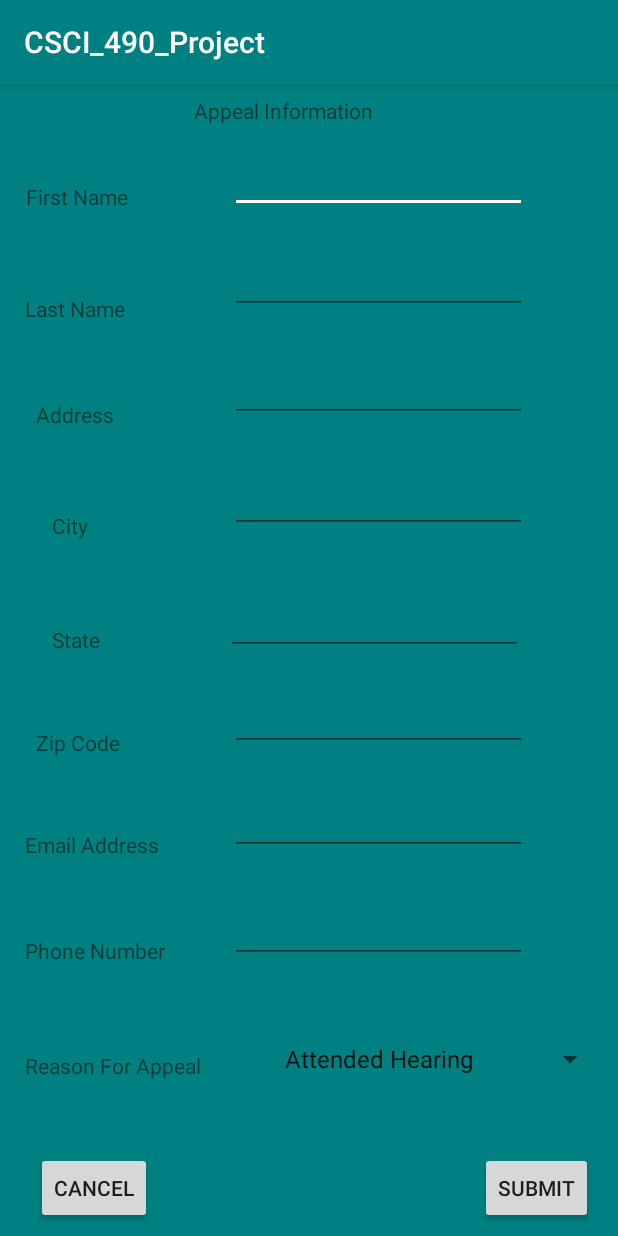
After one commit to BModlin1996/CSCI_490_Project, an Android app: the AppealActivity screen opened directly, with no data from a screen before it, on a phone screen of 412 x 824 dp. The commit adds this screen. Run offline under Robolectric (Android 15) with nearby library versions, the phone set to English and light mode, and no system bars.

Commit message:
Updated Appeal activity, strings and layout

```diff
--- a/app/src/main/AndroidManifest.xml
+++ b/app/src/main/AndroidManifest.xml
@@ -16,12 +16,11 @@
                 <category android:name="android.intent.category.LAUNCHER" />
             </intent-filter>
         </activity>
-
-
         <activity
             android:name=".CheckOutForm"
             android:label="@string/title_activity_check_out_form"
-            android:theme="@style/AppTheme.NoActionBar"/>
+            android:theme="@style/AppTheme.NoActionBar" />
+        <activity android:name=".AppealActivity"></activity>
     </application>
 
 </manifest>
--- /dev/null
+++ b/app/src/main/java/com/games/baileymodlin/csci_490_project/AppealActivity.java
@@ -0,0 +1,41 @@
+package com.games.baileymodlin.csci_490_project;
+
+import android.content.Intent;
+import android.support.v7.app.AppCompatActivity;
+import android.os.Bundle;
+import android.view.View;
+import android.widget.Spinner;
+
+public class AppealActivity extends AppCompatActivity {
+
+    @Override
+    protected void onCreate(Bundle savedInstanceState) {
+        super.onCreate(savedInstanceState);
+        setContentView(R.layout.activity_appeal);
+    }
+
+
+    public void onClickSubmit(View view){
+
+        Spinner reason = findViewById(R.id.reasonSpinner);
+
+        String wasSelected = String.valueOf(reason.getSelectedItem());
+
+
+        //This creates an intent to share between activities.
+        //Intent intent = new Intent(this, displayInfo.class);
+        //intent.putExtra("message", wasSelected);
+
+
+        //This sends the activity to the second activity.
+        //startActivity(intent);
+
+
+
+
+
+    }
+
+
+
+}
--- /dev/null
+++ b/app/src/main/res/layout/activity_appeal.xml
@@ -0,0 +1,355 @@
+<?xml version="1.0" encoding="utf-8"?>
+<android.support.constraint.ConstraintLayout xmlns:android="http://schemas.android.com/apk/res/android"
+    xmlns:app="http://schemas.android.com/apk/res-auto"
+    xmlns:tools="http://schemas.android.com/tools"
+    android:id="@+id/coordinatorLayout"
+    android:layout_width="match_parent"
+    android:layout_height="match_parent"
+    android:background="@color/colorPrimary"
+    tools:context=".AppealActivity">
+
+
+    <TextView
+        android:id="@+id/firstnameView"
+        android:layout_width="70dp"
+        android:layout_height="22dp"
+        android:layout_marginBottom="8dp"
+        android:layout_marginTop="16dp"
+        android:text="@string/nameFirst"
+        app:layout_constraintBottom_toBottomOf="parent"
+        app:layout_constraintEnd_toEndOf="parent"
+        app:layout_constraintHorizontal_bias="0.05"
+        app:layout_constraintStart_toStartOf="parent"
+        app:layout_constraintTop_toTopOf="parent"
+        app:layout_constraintVertical_bias="0.068" />
+
+    <TextView
+        android:id="@+id/lastNameView"
+        android:layout_width="wrap_content"
+        android:layout_height="wrap_content"
+        android:layout_marginBottom="8dp"
+        android:layout_marginEnd="8dp"
+        android:layout_marginStart="8dp"
+        android:layout_marginTop="8dp"
+        android:text="@string/nameLast"
+        app:layout_constraintBottom_toBottomOf="parent"
+        app:layout_constraintEnd_toEndOf="parent"
+        app:layout_constraintHorizontal_bias="0.026"
+        app:layout_constraintStart_toStartOf="parent"
+        app:layout_constraintTop_toTopOf="parent"
+        app:layout_constraintVertical_bias="0.18" />
+
+    <TextView
+        android:id="@+id/addressView"
+        android:layout_width="wrap_content"
+        android:layout_height="wrap_content"
+        android:layout_marginBottom="8dp"
+        android:layout_marginEnd="8dp"
+        android:layout_marginStart="8dp"
+        android:layout_marginTop="8dp"
+        android:text="@string/address"
+        app:layout_constraintBottom_toBottomOf="parent"
+        app:layout_constraintEnd_toEndOf="parent"
+        app:layout_constraintHorizontal_bias="0.047"
+        app:layout_constraintStart_toStartOf="parent"
+        app:layout_constraintTop_toTopOf="parent"
+        app:layout_constraintVertical_bias="0.277" />
+
+    <TextView
+        android:id="@+id/cityView"
+        android:layout_width="wrap_content"
+        android:layout_height="wrap_content"
+        android:layout_marginBottom="8dp"
+        android:layout_marginEnd="8dp"
+        android:layout_marginStart="8dp"
+        android:layout_marginTop="8dp"
+        android:text="@string/city"
+        app:layout_constraintBottom_toBottomOf="parent"
+        app:layout_constraintEnd_toEndOf="parent"
+        app:layout_constraintHorizontal_bias="0.072"
+        app:layout_constraintStart_toStartOf="parent"
+        app:layout_constraintTop_toTopOf="parent"
+        app:layout_constraintVertical_bias="0.378" />
+
+    <TextView
+        android:id="@+id/stateView"
+        android:layout_width="wrap_content"
+        android:layout_height="wrap_content"
+        android:layout_marginBottom="8dp"
+        android:layout_marginEnd="8dp"
+        android:layout_marginStart="8dp"
+        android:layout_marginTop="8dp"
+        android:text="@string/state"
+        app:layout_constraintBottom_toBottomOf="parent"
+        app:layout_constraintEnd_toEndOf="parent"
+        app:layout_constraintHorizontal_bias="0.074"
+        app:layout_constraintStart_toStartOf="parent"
+        app:layout_constraintTop_toTopOf="parent"
+        app:layout_constraintVertical_bias="0.481" />
+
+    <TextView
+        android:id="@+id/zipCodeView"
+        android:layout_width="wrap_content"
+        android:layout_height="wrap_content"
+        android:layout_marginBottom="8dp"
+        android:layout_marginEnd="8dp"
+        android:layout_marginStart="8dp"
+        android:layout_marginTop="8dp"
+        android:text="@string/zipCode"
+        app:layout_constraintBottom_toBottomOf="parent"
+        app:layout_constraintEnd_toEndOf="parent"
+        app:layout_constraintHorizontal_bias="0.047"
+        app:layout_constraintStart_toStartOf="parent"
+        app:layout_constraintTop_toTopOf="parent"
+        app:layout_constraintVertical_bias="0.575" />
+
+    <TextView
+        android:id="@+id/emailView"
+        android:layout_width="wrap_content"
+        android:layout_height="wrap_content"
+        android:layout_marginBottom="8dp"
+        android:layout_marginEnd="8dp"
+        android:layout_marginStart="8dp"
+        android:layout_marginTop="8dp"
+        android:text="@string/email"
+        app:layout_constraintBottom_toBottomOf="parent"
+        app:layout_constraintEnd_toEndOf="parent"
+        app:layout_constraintHorizontal_bias="0.028"
+        app:layout_constraintStart_toStartOf="parent"
+        app:layout_constraintTop_toTopOf="parent"
+        app:layout_constraintVertical_bias="0.668" />
+
+    <TextView
+        android:id="@+id/phoneView"
+        android:layout_width="wrap_content"
+        android:layout_height="wrap_content"
+        android:layout_marginBottom="8dp"
+        android:layout_marginEnd="8dp"
+        android:layout_marginStart="8dp"
+        android:layout_marginTop="8dp"
+        android:text="@string/phone"
+        app:layout_constraintBottom_toBottomOf="parent"
+        app:layout_constraintEnd_toEndOf="parent"
+        app:layout_constraintHorizontal_bias="0.028"
+        app:layout_constraintStart_toStartOf="parent"
+        app:layout_constraintTop_toTopOf="parent"
+        app:layout_constraintVertical_bias="0.764" />
+
+    <Spinner
+        android:id="@+id/reasonSpinner"
+        android:layout_width="222dp"
+        android:layout_height="28dp"
+        android:layout_marginBottom="8dp"
+        android:layout_marginEnd="8dp"
+        android:layout_marginStart="8dp"
+        android:layout_marginTop="8dp"
+        android:entries="@array/appealReasons"
+        app:layout_constraintBottom_toBottomOf="parent"
+        app:layout_constraintEnd_toEndOf="parent"
+        app:layout_constraintHorizontal_bias="1.0"
+        app:layout_constraintStart_toStartOf="parent"
+        app:layout_constraintTop_toTopOf="parent"
+        app:layout_constraintVertical_bias="0.867" />
+
+    <TextView
+        android:id="@+id/appealReasonView"
+        android:layout_width="wrap_content"
+        android:layout_height="wrap_content"
+        android:layout_marginBottom="8dp"
+        android:layout_marginEnd="8dp"
+        android:layout_marginStart="8dp"
+        android:layout_marginTop="8dp"
+        android:text="@string/reason"
+        app:layout_constraintBottom_toBottomOf="parent"
+        app:layout_constraintEnd_toEndOf="parent"
+        app:layout_constraintHorizontal_bias="0.031"
+        app:layout_constraintStart_toStartOf="parent"
+        app:layout_constraintTop_toTopOf="parent"
+        app:layout_constraintVertical_bias="0.869" />
+
+    <Button
+        android:id="@+id/button"
+        style="@style/Widget.AppCompat.Button.Small"
+        android:layout_width="wrap_content"
+        android:layout_height="wrap_content"
+        android:layout_marginBottom="8dp"
+        android:layout_marginEnd="8dp"
+        android:layout_marginStart="8dp"
+        android:layout_marginTop="8dp"
+        android:onClick="onClickSubmit"
+        android:text="@string/submitButton"
+        app:layout_constraintBottom_toBottomOf="parent"
+        app:layout_constraintEnd_toEndOf="parent"
+        app:layout_constraintHorizontal_bias="0.972"
+        app:layout_constraintStart_toStartOf="parent"
+        app:layout_constraintTop_toTopOf="parent"
+        app:layout_constraintVertical_bias="1.0" />
+
+    <Button
+        android:id="@+id/button2"
+        style="@style/Widget.AppCompat.Button.Small"
+        android:layout_width="wrap_content"
+        android:layout_height="wrap_content"
+        android:layout_marginBottom="8dp"
+        android:layout_marginEnd="8dp"
+        android:layout_marginStart="8dp"
+        android:layout_marginTop="8dp"
+        android:text="@string/cancelButton"
+        app:layout_constraintBottom_toBottomOf="parent"
+        app:layout_constraintEnd_toEndOf="parent"
+        app:layout_constraintHorizontal_bias="0.051"
+        app:layout_constraintStart_toStartOf="parent"
+        app:layout_constraintTop_toTopOf="parent"
+        app:layout_constraintVertical_bias="1.0" />
+
+    <EditText
+        android:id="@+id/firstNameEdit"
+        android:layout_width="198dp"
+        android:layout_height="32dp"
+        android:layout_marginBottom="8dp"
+        android:layout_marginEnd="8dp"
+        android:layout_marginStart="8dp"
+        android:layout_marginTop="8dp"
+        android:ems="10"
+        android:inputType="textPersonName"
+        app:layout_constraintBottom_toBottomOf="parent"
+        app:layout_constraintEnd_toEndOf="parent"
+        app:layout_constraintHorizontal_bias="0.735"
+        app:layout_constraintStart_toStartOf="parent"
+        app:layout_constraintTop_toTopOf="parent"
+        app:layout_constraintVertical_bias="0.064" />
+
+    <EditText
+        android:id="@+id/editText4"
+        android:layout_width="198dp"
+        android:layout_height="32dp"
+        android:layout_marginBottom="8dp"
+        android:layout_marginEnd="8dp"
+        android:layout_marginStart="8dp"
+        android:layout_marginTop="8dp"
+        android:ems="10"
+        android:inputType="textPersonName"
+        app:layout_constraintBottom_toBottomOf="parent"
+        app:layout_constraintEnd_toEndOf="parent"
+        app:layout_constraintHorizontal_bias="0.735"
+        app:layout_constraintStart_toStartOf="parent"
+        app:layout_constraintTop_toTopOf="parent"
+        app:layout_constraintVertical_bias="0.157" />
+
+    <EditText
+        android:id="@+id/editText5"
+        android:layout_width="198dp"
+        android:layout_height="32dp"
+        android:layout_marginBottom="8dp"
+        android:layout_marginEnd="8dp"
+        android:layout_marginStart="8dp"
+        android:layout_marginTop="8dp"
+        android:ems="10"
+        android:inputType="textPersonName"
+        app:layout_constraintBottom_toBottomOf="parent"
+        app:layout_constraintEnd_toEndOf="parent"
+        app:layout_constraintHorizontal_bias="0.735"
+        app:layout_constraintStart_toStartOf="parent"
+        app:layout_constraintTop_toTopOf="parent"
+        app:layout_constraintVertical_bias="0.257" />
+
+    <EditText
+        android:id="@+id/editText6"
+        android:layout_width="198dp"
+        android:layout_height="32dp"
+        android:layout_marginBottom="8dp"
+        android:layout_marginEnd="8dp"
+        android:layout_marginStart="8dp"
+        android:layout_marginTop="8dp"
+        android:ems="10"
+        android:inputType="textPersonName"
+        app:layout_constraintBottom_toBottomOf="parent"
+        app:layout_constraintEnd_toEndOf="parent"
+        app:layout_constraintHorizontal_bias="0.735"
+        app:layout_constraintStart_toStartOf="parent"
+        app:layout_constraintTop_toTopOf="parent"
+        app:layout_constraintVertical_bias="0.36" />
+
+    <EditText
+        android:id="@+id/editText7"
+        android:layout_width="198dp"
+        android:layout_height="32dp"
+        android:layout_marginBottom="8dp"
+        android:layout_marginEnd="8dp"
+        android:layout_marginStart="8dp"
+        android:layout_marginTop="8dp"
+        android:ems="10"
+        android:inputType="textPersonName"
+        app:layout_constraintBottom_toBottomOf="parent"
+        app:layout_constraintEnd_toEndOf="parent"
+        app:layout_constraintHorizontal_bias="0.721"
+        app:layout_constraintStart_toStartOf="parent"
+        app:layout_constraintTop_toTopOf="parent"
+        app:layout_constraintVertical_bias="0.473" />
+
+    <EditText
+        android:id="@+id/editText8"
+        android:layout_width="198dp"
+        android:layout_height="32dp"
+        android:layout_marginEnd="8dp"
+        android:layout_marginStart="8dp"
+        android:ems="10"
+        android:inputType="textPersonName"
+        app:layout_constraintBottom_toBottomOf="parent"
+        app:layout_constraintEnd_toEndOf="parent"
+        app:layout_constraintHorizontal_bias="0.735"
+        app:layout_constraintStart_toStartOf="parent"
+        app:layout_constraintTop_toTopOf="parent"
+        app:layout_constraintVertical_bias="0.561" />
+
+    <EditText
+        android:id="@+id/editText9"
+        android:layout_width="198dp"
+        android:layout_height="32dp"
+        android:layout_marginBottom="8dp"
+        android:layout_marginEnd="8dp"
+        android:layout_marginStart="8dp"
+        android:layout_marginTop="8dp"
+        android:ems="10"
+        android:inputType="textPersonName"
+        app:layout_constraintBottom_toBottomOf="parent"
+        app:layout_constraintEnd_toEndOf="parent"
+        app:layout_constraintHorizontal_bias="0.735"
+        app:layout_constraintStart_toStartOf="parent"
+        app:layout_constraintTop_toTopOf="parent"
+        app:layout_constraintVertical_bias="0.658" />
+
+    <EditText
+        android:id="@+id/editText10"
+        android:layout_width="198dp"
+        android:layout_height="32dp"
+        android:layout_marginBottom="8dp"
+        android:layout_marginEnd="8dp"
+        android:layout_marginStart="8dp"
+        android:layout_marginTop="8dp"
+        android:ems="10"
+        android:inputType="textPersonName"
+        app:layout_constraintBottom_toBottomOf="parent"
+        app:layout_constraintEnd_toEndOf="parent"
+        app:layout_constraintHorizontal_bias="0.735"
+        app:layout_constraintStart_toStartOf="parent"
+        app:layout_constraintTop_toTopOf="parent"
+        app:layout_constraintVertical_bias="0.758" />
+
+    <TextView
+        android:id="@+id/appealInformationView"
+        android:layout_width="wrap_content"
+        android:layout_height="wrap_content"
+        android:layout_marginBottom="8dp"
+        android:layout_marginEnd="8dp"
+        android:layout_marginStart="8dp"
+        android:layout_marginTop="8dp"
+        android:text="@string/appeal"
+        app:layout_constraintBottom_toBottomOf="parent"
+        app:layout_constraintEnd_toEndOf="parent"
+        app:layout_constraintHorizontal_bias="0.438"
+        app:layout_constraintStart_toStartOf="parent"
+        app:layout_constraintTop_toTopOf="parent"
+        app:layout_constraintVertical_bias="0.0" />
+
+</android.support.constraint.ConstraintLayout>
--- a/app/src/main/res/values/strings.xml
+++ b/app/src/main/res/values/strings.xml
@@ -8,6 +8,9 @@
     <string name="nameLast">Last Name</string>
     <string name="email">Email Address</string>
     <string name="billAddress">Billing Address</string>
+    <string name="address">Address</string>
+    <string name="zipCode">Zip Code</string>
+    <string name="phone">Phone Number</string>
     <string name="cardInfoLabel">Card Information</string>
     <string name="nameOnCard">Name on Card</string>
     <string name="cardNumber">Card Number</string>
@@ -15,4 +18,15 @@
     <string name="expireDate">Expiration Date</string>
     <string name="submitButton">Submit</string>
     <string name="cancelButton">Cancel</string>
+    <string name="city">City</string>
+    <string name="state">State</string>
+    <string name="school">School</string>
+    <string name="appeal">Appeal Information</string>
+    <string name="reason">Reason For Appeal</string>
+    <string-array name="appealReasons">
+        <item>Attended Hearing</item>
+        <item>Attended Community Service</item>
+        <item>Paid Off Citation</item>
+        <item>Other</item>
+    </string-array>
 </resources>
```
Also changed, not shown: 22 other files.
